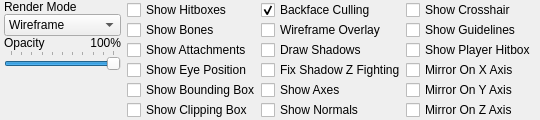
Above: src/hlam/plugins/halflife/studiomodel/ui/dockpanels/ModelDisplayPanel.ui from SamVanheer/HalfLifeAssetManager before the change. Below: the same form after it.
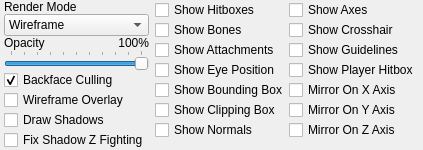
That is the form after the change.

Commit message: Reorganize Model Display panel

What changed in the file:
```diff
--- a/src/hlam/plugins/halflife/studiomodel/ui/dockpanels/ModelDisplayPanel.ui
+++ b/src/hlam/plugins/halflife/studiomodel/ui/dockpanels/ModelDisplayPanel.ui
@@ -6,8 +6,8 @@
    <rect>
     <x>0</x>
     <y>0</y>
-    <width>486</width>
-    <height>104</height>
+    <width>381</width>
+    <height>143</height>
    </rect>
   </property>
   <property name="windowTitle">
@@ -40,6 +40,26 @@
      <property name="verticalSpacing">
       <number>0</number>
      </property>
+     <item row="8" column="0">
+      <spacer name="verticalSpacer_4">
+       <property name="orientation">
+        <enum>Qt::Vertical</enum>
+       </property>
+       <property name="sizeHint" stdset="0">
+        <size>
+         <width>20</width>
+         <height>0</height>
+        </size>
+       </property>
+      </spacer>
+     </item>
+     <item row="5" column="0" colspan="2">
+      <widget class="QCheckBox" name="WireframeOverlay">
+       <property name="text">
+        <string>Wireframe Overlay</string>
+       </property>
+      </widget>
+     </item>
      <item row="2" column="1">
       <widget class="QLabel" name="OpacityValueLabel">
        <property name="text">
@@ -50,16 +70,10 @@
        </property>
       </widget>
      </item>
-     <item row="2" column="0">
-      <widget class="QLabel" name="label_2">
-       <property name="sizePolicy">
-        <sizepolicy hsizetype="Fixed" vsizetype="Preferred">
-         <horstretch>0</horstretch>
-         <verstretch>0</verstretch>
-        </sizepolicy>
-       </property>
+     <item row="0" column="0" colspan="2">
+      <widget class="QLabel" name="label">
        <property name="text">
-        <string>Opacity</string>
+        <string>Render Mode</string>
        </property>
       </widget>
      </item>
@@ -100,19 +114,6 @@
        </property>
       </widget>
      </item>
-     <item row="4" column="0">
-      <spacer name="verticalSpacer_4">
-       <property name="orientation">
-        <enum>Qt::Vertical</enum>
-       </property>
-       <property name="sizeHint" stdset="0">
-        <size>
-         <width>20</width>
-         <height>0</height>
-        </size>
-       </property>
-      </spacer>
-     </item>
      <item row="1" column="0" colspan="2">
       <widget class="QComboBox" name="RenderModeComboBox">
        <property name="sizePolicy">
@@ -158,10 +159,40 @@
        </item>
       </widget>
      </item>
-     <item row="0" column="0" colspan="2">
-      <widget class="QLabel" name="label">
+     <item row="4" column="0" colspan="2">
+      <widget class="QCheckBox" name="BackfaceCulling">
        <property name="text">
-        <string>Render Mode</string>
+        <string>Backface Culling</string>
+       </property>
+       <property name="checked">
+        <bool>true</bool>
+       </property>
+      </widget>
+     </item>
+     <item row="2" column="0">
+      <widget class="QLabel" name="label_2">
+       <property name="sizePolicy">
+        <sizepolicy hsizetype="Fixed" vsizetype="Preferred">
+         <horstretch>0</horstretch>
+         <verstretch>0</verstretch>
+        </sizepolicy>
+       </property>
+       <property name="text">
+        <string>Opacity</string>
+       </property>
+      </widget>
+     </item>
+     <item row="6" column="0" colspan="2">
+      <widget class="QCheckBox" name="DrawShadows">
+       <property name="text">
+        <string>Draw Shadows</string>
+       </property>
+      </widget>
+     </item>
+     <item row="7" column="0" colspan="2">
+      <widget class="QCheckBox" name="FixShadowZFighting">
+       <property name="text">
+        <string>Fix Shadow Z Fighting</string>
        </property>
       </widget>
      </item>
@@ -234,67 +265,6 @@
       </widget>
      </item>
      <item>
-      <spacer name="verticalSpacer_3">
-       <property name="orientation">
-        <enum>Qt::Vertical</enum>
-       </property>
-       <property name="sizeHint" stdset="0">
-        <size>
-         <width>20</width>
-         <height>0</height>
-        </size>
-       </property>
-      </spacer>
-     </item>
-    </layout>
-   </item>
-   <item>
-    <layout class="QVBoxLayout" name="verticalLayout_5">
-     <property name="spacing">
-      <number>0</number>
-     </property>
-     <property name="leftMargin">
-      <number>0</number>
-     </property>
-     <item>
-      <widget class="QCheckBox" name="BackfaceCulling">
-       <property name="text">
-        <string>Backface Culling</string>
-       </property>
-       <property name="checked">
-        <bool>true</bool>
-       </property>
-      </widget>
-     </item>
-     <item>
-      <widget class="QCheckBox" name="WireframeOverlay">
-       <property name="text">
-        <string>Wireframe Overlay</string>
-       </property>
-      </widget>
-     </item>
-     <item>
-      <widget class="QCheckBox" name="DrawShadows">
-       <property name="text">
-        <string>Draw Shadows</string>
-       </property>
-      </widget>
-     </item>
-     <item>
-      <widget class="QCheckBox" name="FixShadowZFighting">
-       <property name="text">
-        <string>Fix Shadow Z Fighting</string>
-       </property>
-      </widget>
-     </item>
-     <item>
-      <widget class="QCheckBox" name="ShowAxes">
-       <property name="text">
-        <string>Show Axes</string>
-       </property>
-      </widget>
-     </item>
-     <item>
       <widget class="QCheckBox" name="ShowNormals">
        <property name="text">
         <string>Show Normals</string>
@@ -302,7 +272,7 @@
       </widget>
      </item>
      <item>
-      <spacer name="verticalSpacer_9">
+      <spacer name="verticalSpacer_3">
        <property name="orientation">
         <enum>Qt::Vertical</enum>
        </property>
@@ -324,6 +294,13 @@
      <property name="leftMargin">
       <number>0</number>
      </property>
+     <item>
+      <widget class="QCheckBox" name="ShowAxes">
+       <property name="text">
+        <string>Show Axes</string>
+       </property>
+      </widget>
+     </item>
      <item>
       <widget class="QCheckBox" name="ShowCrosshair">
        <property name="text">
```
